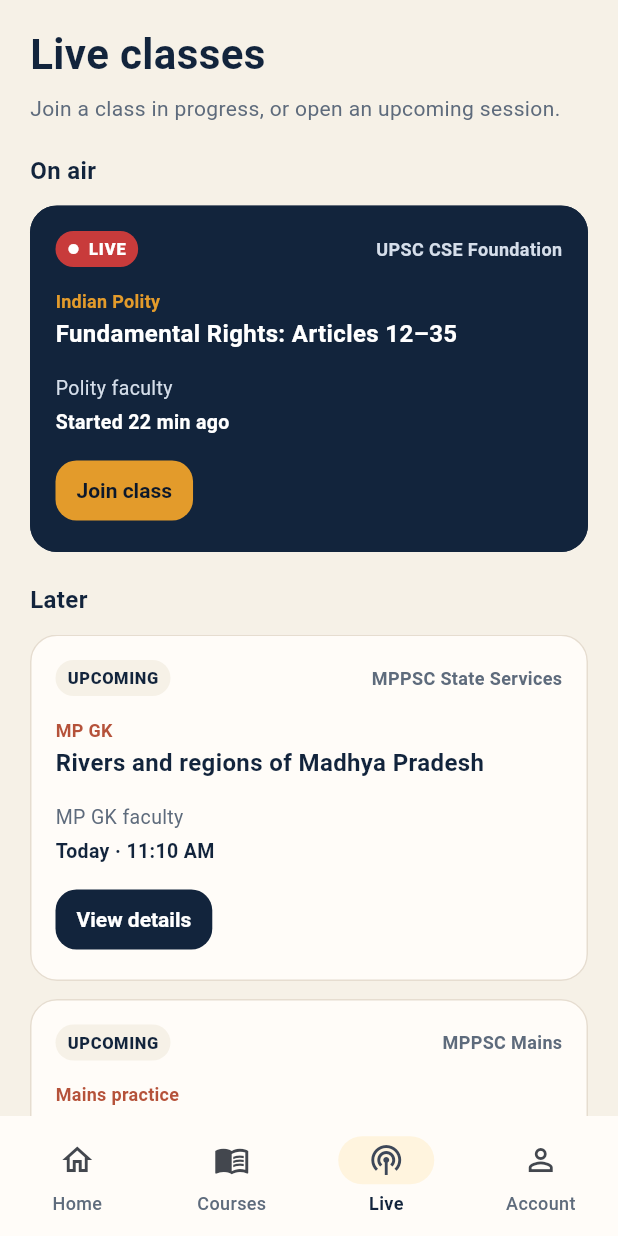
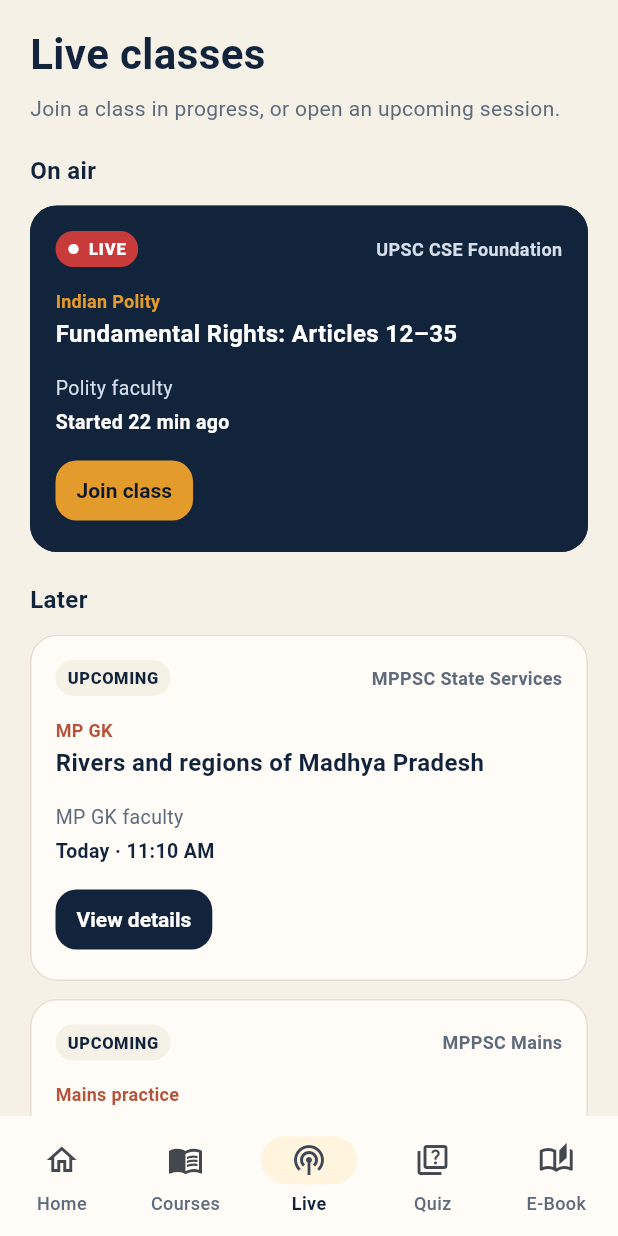
Before and after one commit to ritesh14321/aagaaz-institute-app, a Flutter app: the InstituteShell screen opened directly, item 3 of the bottom bar chosen, on a phone screen of 412 x 824 dp. Run offline on Flutter 3.47's test engine with Material 3 defaults, Android fonts, the phone set to English and light mode, and no system bars.

Commit message:
Update shell_screen.dart

```diff
--- a/lib/screens/shell_screen.dart
+++ b/lib/screens/shell_screen.dart
@@ -1,9 +1,10 @@
 import 'package:flutter/material.dart';
 
-import 'account_screen.dart';
 import 'courses_screen.dart';
+import 'ebook_screen.dart';
 import 'home_screen.dart';
 import 'live_screen.dart';
+import 'quiz_screen.dart';
 
 class InstituteShell extends StatefulWidget {
   const InstituteShell({super.key});
@@ -29,7 +30,8 @@ class _InstituteShellState extends State<InstituteShell> {
           ),
           const CoursesScreen(),
           const LiveScreen(),
-          const AccountScreen(),
+          const QuizScreen(),
+          const EbookScreen(),
         ],
       ),
       bottomNavigationBar: NavigationBar(
@@ -52,9 +54,14 @@ class _InstituteShellState extends State<InstituteShell> {
             label: 'Live',
           ),
           NavigationDestination(
-            icon: Icon(Icons.person_outline),
-            selectedIcon: Icon(Icons.person),
-            label: 'Account',
+            icon: Icon(Icons.quiz_outlined),
+            selectedIcon: Icon(Icons.quiz),
+            label: 'Quiz',
+          ),
+          NavigationDestination(
+            icon: Icon(Icons.auto_stories_outlined),
+            selectedIcon: Icon(Icons.auto_stories),
+            label: 'E-Book',
           ),
         ],
       ),
```
